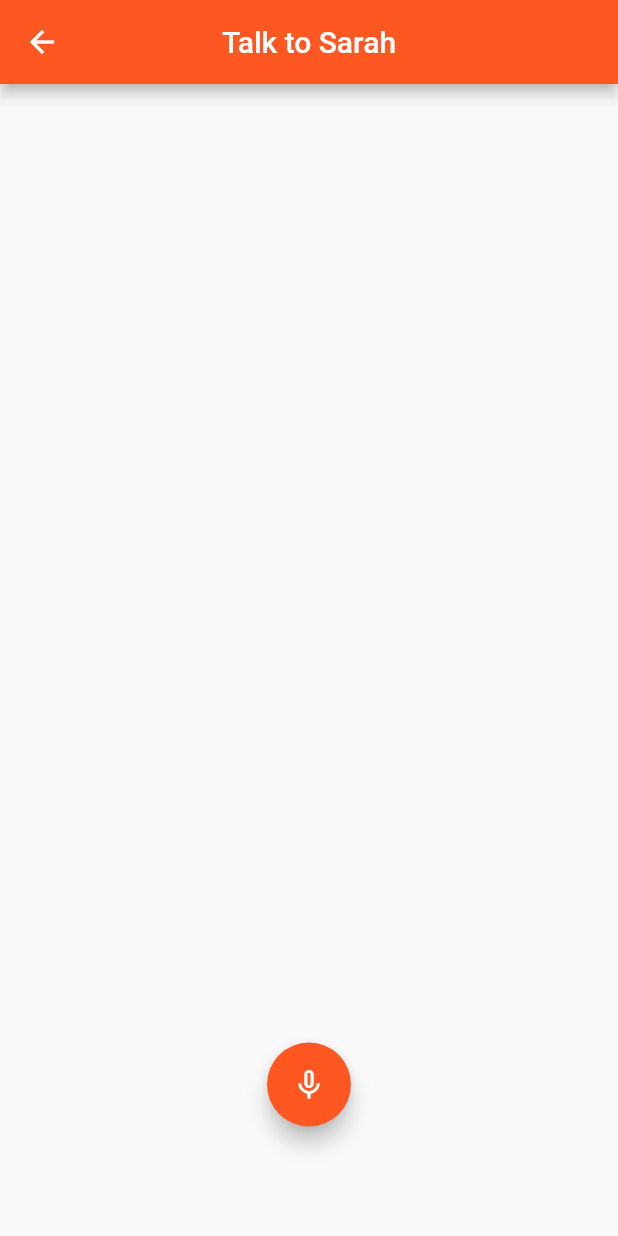
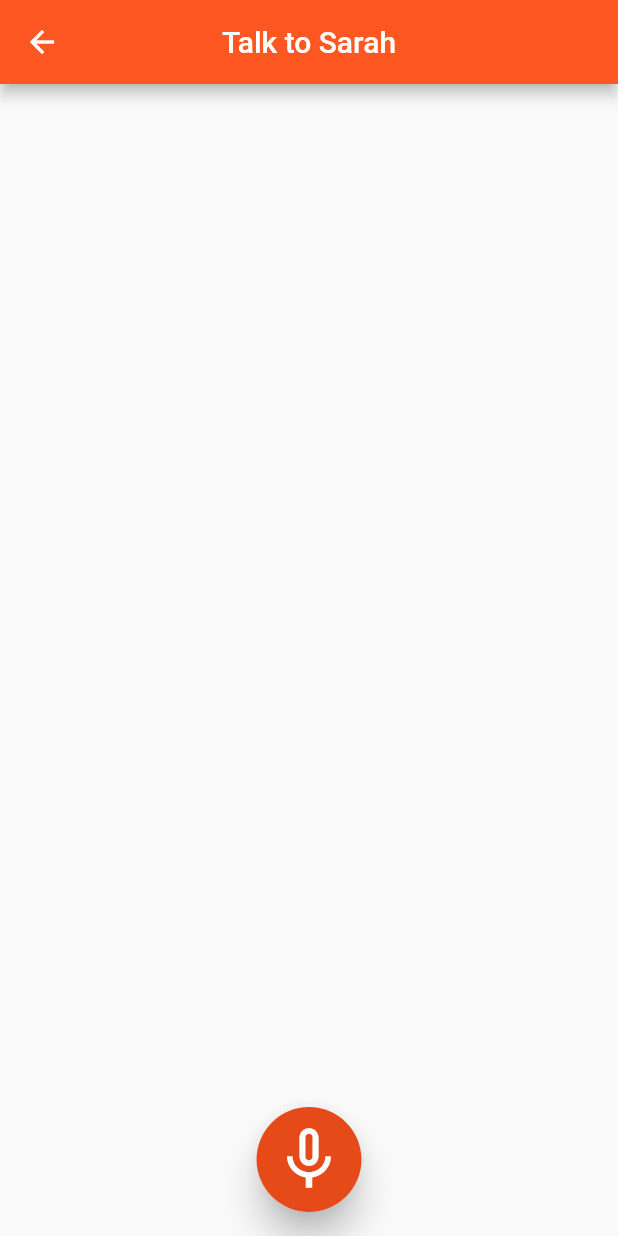
Before and after one commit to samiraliyev573/bchacks2021-seniorhelp, a Flutter app: the screen it shows after launch, after a tap on "Agent", on a phone screen of 412 x 824 dp. Run offline on Flutter 3.47's test engine with Material 2 defaults, Android fonts, the phone set to English and light mode, and no system bars; drawn by our look-alikes of avatar_glow; our stand-ins replace bubble, speech_to_text; missing offline and left inert: flutter_dialogflow.

Commit message:
Mic edited

```diff
--- a/seniorhelp/lib/main.dart
+++ b/seniorhelp/lib/main.dart
@@ -2,11 +2,11 @@ import 'package:flutter/material.dart';
 import 'screens/home_page.dart';
 import 'screens/quiz.dart';
 import 'screens/talk_page.dart';
-import 'package:firebase_core/firebase_core.dart';
+// import 'package:firebase_core/firebase_core.dart';
 
 void main() async {
   WidgetsFlutterBinding.ensureInitialized();
-  await Firebase.initializeApp();
+  // await Firebase.initializeApp();
   runApp(MyApp());
 }
 
--- a/seniorhelp/lib/screens/talk_page.dart
+++ b/seniorhelp/lib/screens/talk_page.dart
@@ -47,16 +47,24 @@ class _TalkPageState extends State<TalkPage> {
         ),
       ),
       floatingActionButtonLocation: FloatingActionButtonLocation.centerFloat,
-      floatingActionButton: AvatarGlow(
+      bottomSheet: Padding(padding: EdgeInsets.only(bottom: 30.0)),
+      floatingActionButton:AvatarGlow(
           animate: voiceListen,
           glowColor: Theme.of(context).primaryColor,
-        endRadius: 85.0,
+          endRadius: 35.0,
           duration: Duration(milliseconds: 2000),
           repeatPauseDuration: Duration(milliseconds: 100),
           repeat: true,
-        child: FloatingActionButton(
-          onPressed: _listen,
-          child: Icon(voiceListen ? Icons.mic : Icons.mic_none),
+          child: Material(
+            elevation: 10.0,
+            shape: CircleBorder(),
+            child: CircleAvatar(
+              child: Icon(
+                voiceListen ? Icons.mic : Icons.mic_none,
+                size: 50,
+              ),
+              radius: 110.0,
+            ),
           ),
         ),
       body: Container(
@@ -70,7 +78,7 @@ class _TalkPageState extends State<TalkPage> {
                         messageList[index]["message"].toString(),
                         messageList[index]["data"]))),
             SizedBox(
-              height: 130,
+              height: 100,
             ),
           ],
         ),
--- a/seniorhelp/pubspec.yaml
+++ b/seniorhelp/pubspec.yaml
@@ -28,10 +28,10 @@ dependencies:
   # The following adds the Cupertino Icons font to your application.
   # Use with the CupertinoIcons class for iOS style icons.
   cupertino_icons: ^1.0.0
-  firebase_auth: ^0.20.1
-  firebase_core: ^0.7.0
+#  firebase_auth: ^0.20.1
+#  firebase_core: ^0.7.0
   google_maps_flutter: ^1.2.0
-  cloud_firestore: ^0.16.0+1
+#  cloud_firestore: ^0.16.0+1
   geolocator: ^6.2.0
   bubble:
   intl:
```
Also changed, not shown: seniorhelp/pubspec.lock, 7 other files. Lines whose indentation alone changed are shown as unchanged.
